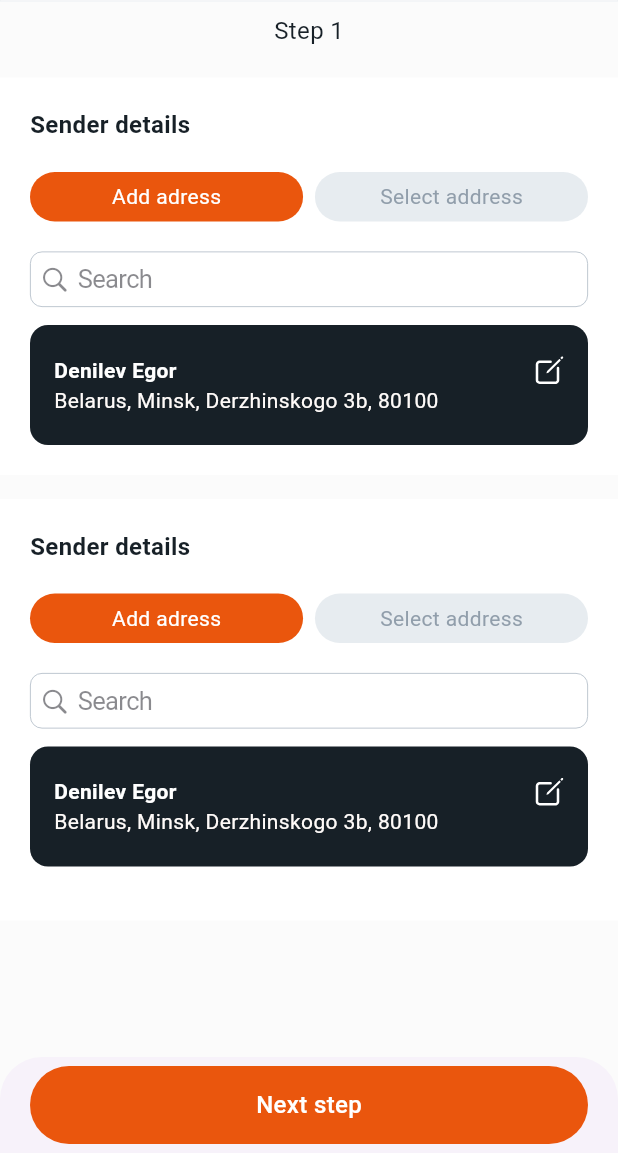
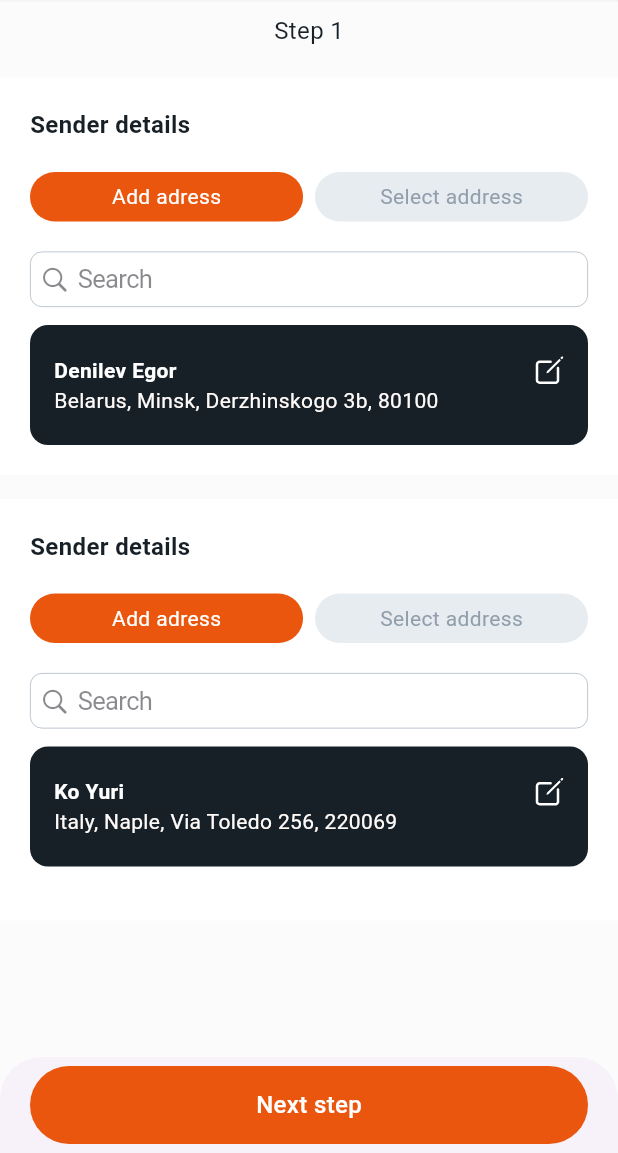
Before and after one commit to Timur-hub21/orders_test_task, a Flutter app: the OrderDetailsScreen screen opened directly, on a phone screen of 412 x 824 dp, the part 83-1236 px from its top. Run offline on Flutter 3.47's test engine with Material 3 defaults, Android fonts, the phone set to English and light mode, and no system bars; our stand-ins replace flutter_svg.

Commit message:
Fast fix

```diff
--- a/lib/widgets/order_details_screen_body.dart
+++ b/lib/widgets/order_details_screen_body.dart
@@ -198,7 +198,7 @@ class OrderDetailsScreenBody extends StatelessWidget {
                                       MainAxisAlignment.spaceBetween,
                                   children: [
                                     Text(
-                                      'Denilev Egor',
+                                      'Ko Yuri',
                                       style:
                                           AppFonts.header14PtSemiBold.copyWith(
                                         color: AppColors.white,
@@ -214,7 +214,7 @@ class OrderDetailsScreenBody extends StatelessWidget {
                                   ],
                                 ),
                                 Text(
-                                  'Belarus, Minsk, Derzhinskogo 3b, 80100',
+                                  'Italy, Naple, Via Toledo 256, 220069',
                                   style: AppFonts.text14PtRegular.copyWith(
                                     color: AppColors.whiteText,
                                   ),
```
